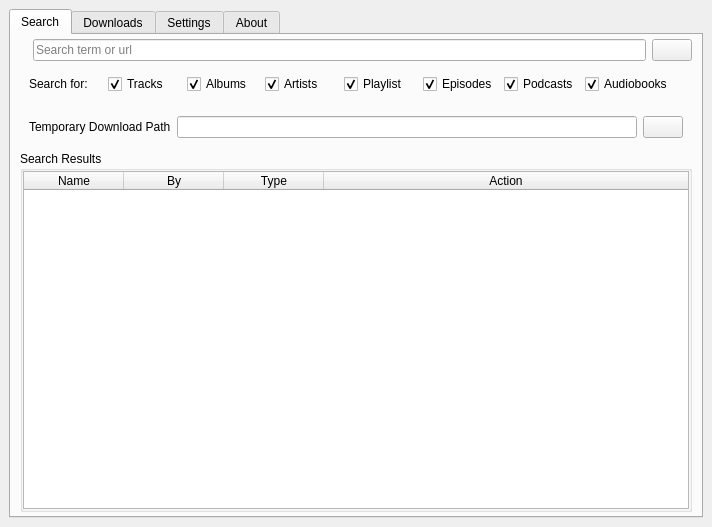
This is src/onthespot/qt/qtui/main.ui in john20xdoe/onthespot-fork as Qt 5 draws it before an edit. The edited form follows.
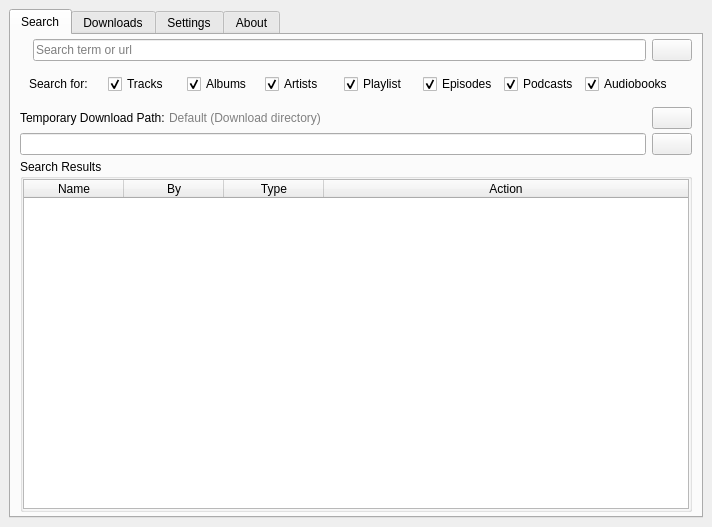
This is the edited form. The open tabs and pages were chosen to show the change. Icons and pictures are not drawn.

Commit message: fix: temporary download path collapsed, persist search checkboxes, added Cancel to Failed rows, added open download folder button, fixed search bar cancel button from hanging

```diff
--- a/src/onthespot/qt/qtui/main.ui
+++ b/src/onthespot/qt/qtui/main.ui
@@ -271,14 +271,84 @@
              <property name="flat">
               <bool>false</bool>
              </property>
-             <layout class="QHBoxLayout" name="horizontalLayout_234">
+             <layout class="QVBoxLayout" name="verticalLayout_tmp_dl">
+              <property name="spacing">
+               <number>4</number>
+              </property>
+              <property name="leftMargin">
+               <number>0</number>
+              </property>
+              <property name="topMargin">
+               <number>0</number>
+              </property>
+              <property name="rightMargin">
+               <number>0</number>
+              </property>
+              <property name="bottomMargin">
+               <number>0</number>
+              </property>
+              <item>
+               <layout class="QHBoxLayout" name="horizontalLayout_tmp_dl_header">
               <item>
                <widget class="QLabel" name="lb_tmp_dl_root">
                 <property name="text">
-                 <string>Temporary Download Path</string>
+                   <string>Temporary Download Path:</string>
                 </property>
                </widget>
               </item>
+                <item>
+                 <widget class="QLabel" name="lb_tmp_dl_current_value">
+                  <property name="text">
+                   <string>Default (Download directory)</string>
+                  </property>
+                  <property name="styleSheet">
+                   <string notr="true">color: gray;</string>
+                  </property>
+                 </widget>
+                </item>
+                <item>
+                 <spacer name="horizontalSpacer_tmp_dl">
+                  <property name="orientation">
+                   <enum>Qt::Horizontal</enum>
+                  </property>
+                  <property name="sizeHint" stdset="0">
+                   <size>
+                    <width>40</width>
+                    <height>20</height>
+                   </size>
+                  </property>
+                 </spacer>
+                </item>
+                <item>
+                 <widget class="QPushButton" name="btn_toggle_tmp_dl">
+                  <property name="sizePolicy">
+                   <sizepolicy hsizetype="Fixed" vsizetype="Fixed">
+                    <horstretch>0</horstretch>
+                    <verstretch>0</verstretch>
+                   </sizepolicy>
+                  </property>
+                  <property name="text">
+                   <string />
+                  </property>
+                 </widget>
+                </item>
+               </layout>
+              </item>
+              <item>
+               <widget class="QWidget" name="group_tmp_dl_details">
+                <layout class="QHBoxLayout" name="horizontalLayout_tmp_dl_details">
+                 <property name="leftMargin">
+                  <number>0</number>
+                 </property>
+                 <property name="topMargin">
+                  <number>0</number>
+                 </property>
+                 <property name="rightMargin">
+                  <number>0</number>
+                 </property>
+                 <property name="bottomMargin">
+                  <number>0</number>
+                 </property>
               <item>
                <widget class="QLineEdit" name="tmp_dl_root" />
               </item>
@@ -292,6 +362,9 @@
              </layout>
             </widget>
            </item>
+             </layout>
+            </widget>
+           </item>
         <item>
          <widget class="QGroupBox" name="group_search_results">
           <property name="sizePolicy">
```
Left out of the diff: 7 changed lines with no effect on the pictures. Lines whose indentation alone changed are shown as unchanged. The commit also changes 2 other files.
